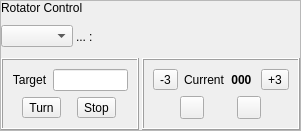
Before: the Qt Designer form mqt/MqtLogger/rotcontrolframe.ui in Rsclub22/Minos2-Mirror, drawn with Qt 5.
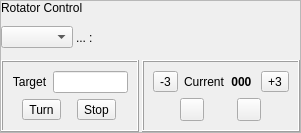
After: the same form once the commit is applied. Custom widgets are drawn as their Qt base class.

Diff of the .ui file:
```diff
--- a/mqt/MqtLogger/rotcontrolframe.ui
+++ b/mqt/MqtLogger/rotcontrolframe.ui
@@ -7,7 +7,7 @@
     <x>0</x>
     <y>0</y>
     <width>301</width>
-    <height>131</height>
+    <height>133</height>
    </rect>
   </property>
   <property name="windowTitle">
@@ -135,7 +135,6 @@
             </property>
             <property name="font">
              <font>
-              <weight>75</weight>
               <bold>true</bold>
              </font>
             </property>
@@ -217,7 +216,6 @@
            <widget class="QLabel" name="RotBrg">
             <property name="font">
              <font>
-              <weight>75</weight>
               <bold>true</bold>
              </font>
             </property>
```
Left out of the diff: 2 changed lines with no effect on the pictures.
